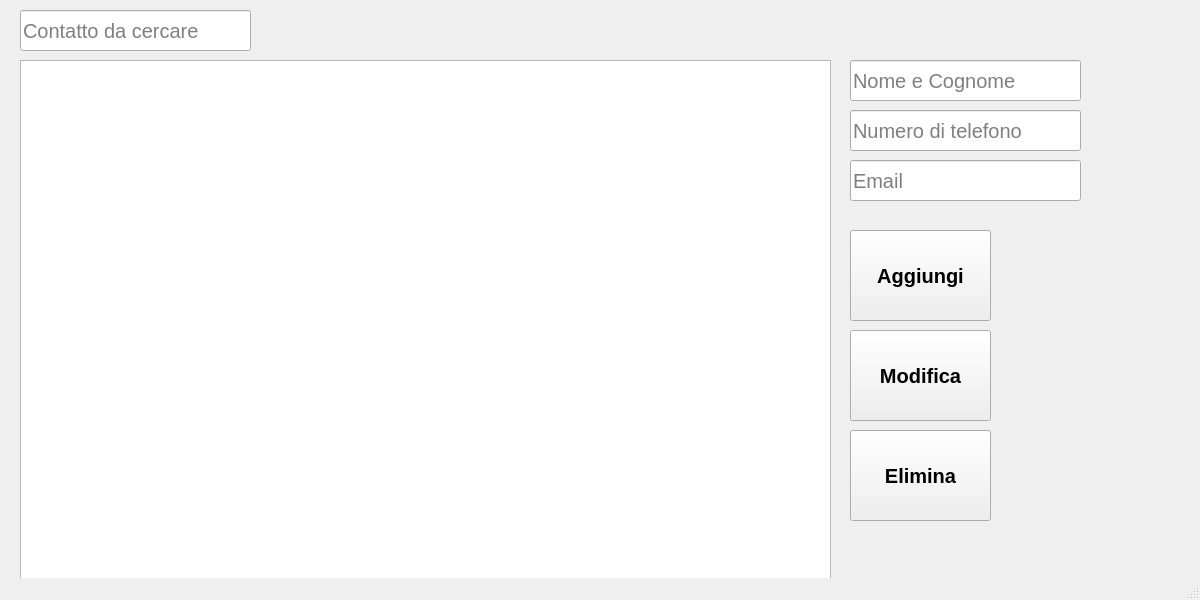
The window that mainwindow.ui (MattiaP7/Rubrica-GUI) describes before a commit, drawn with Qt 5.
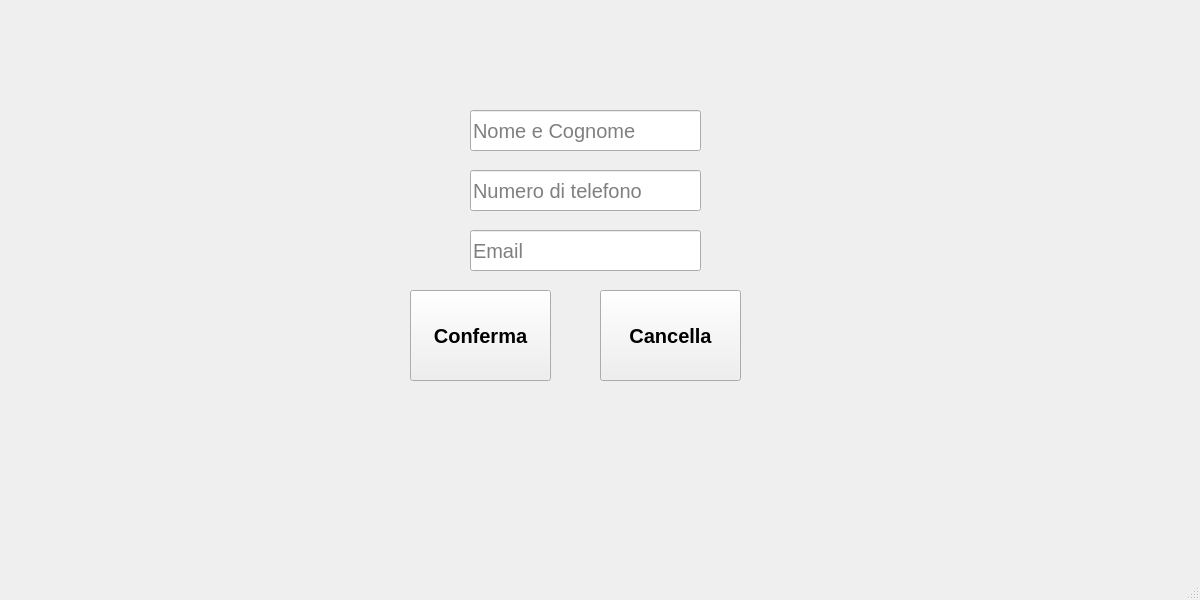
The same window after the commit. The open tabs and pages were chosen to show the change.

```diff
--- a/mainwindow.ui
+++ b/mainwindow.ui
@@ -26,12 +26,61 @@
    <string>Rubrica</string>
   </property>
   <widget class="QWidget" name="centralwidget">
+   <widget class="QStackedWidget" name="stackedWidget">
+    <property name="geometry">
+     <rect>
+      <x>0</x>
+      <y>0</y>
+      <width>1200</width>
+      <height>600</height>
+     </rect>
+    </property>
+    <property name="minimumSize">
+     <size>
+      <width>1200</width>
+      <height>600</height>
+     </size>
+    </property>
+    <property name="maximumSize">
+     <size>
+      <width>1200</width>
+      <height>600</height>
+     </size>
+    </property>
+    <property name="styleSheet">
+     <string/>
+    </property>
+    <property name="currentIndex">
+     <number>0</number>
+    </property>
+    <widget class="QWidget" name="pageHome">
+     <widget class="QLineEdit" name="inputSearch">
+      <property name="geometry">
+       <rect>
+        <x>310</x>
+        <y>0</y>
+        <width>581</width>
+        <height>41</height>
+       </rect>
+      </property>
+      <property name="font">
+       <font>
+        <pointsize>15</pointsize>
+       </font>
+      </property>
+      <property name="styleSheet">
+       <string/>
+      </property>
+      <property name="placeholderText">
+       <string>🔎Cerca</string>
+      </property>
+     </widget>
    <widget class="QPushButton" name="btnAggiungi">
     <property name="geometry">
      <rect>
-      <x>850</x>
-      <y>230</y>
-      <width>141</width>
+        <x>460</x>
+        <y>490</y>
+        <width>280</width>
       <height>91</height>
      </rect>
     </property>
@@ -52,92 +101,13 @@
      <string>Ctrl+P</string>
     </property>
    </widget>
-   <widget class="QPushButton" name="btnElimina">
-    <property name="geometry">
-     <rect>
-      <x>850</x>
-      <y>430</y>
-      <width>141</width>
-      <height>91</height>
-     </rect>
-    </property>
-    <property name="font">
-     <font>
-      <pointsize>15</pointsize>
-      <bold>true</bold>
-     </font>
-    </property>
-    <property name="styleSheet">
-     <string notr="true"/>
-    </property>
-    <property name="text">
-     <string>Elimina</string>
-    </property>
-    <property name="shortcut">
-     <string>Ctrl+D</string>
-    </property>
-   </widget>
-   <widget class="QLineEdit" name="inputNome">
-    <property name="geometry">
-     <rect>
-      <x>850</x>
-      <y>60</y>
-      <width>231</width>
-      <height>41</height>
-     </rect>
-    </property>
-    <property name="font">
-     <font>
-      <pointsize>15</pointsize>
-     </font>
-    </property>
-    <property name="placeholderText">
-     <string>Nome e Cognome</string>
-    </property>
-   </widget>
-   <widget class="QLineEdit" name="inputTelefono">
-    <property name="geometry">
-     <rect>
-      <x>850</x>
-      <y>110</y>
-      <width>231</width>
-      <height>41</height>
-     </rect>
-    </property>
-    <property name="font">
-     <font>
-      <pointsize>15</pointsize>
-     </font>
-    </property>
-    <property name="placeholderText">
-     <string>Numero di telefono</string>
-    </property>
-   </widget>
-   <widget class="QLineEdit" name="inputEmail">
-    <property name="geometry">
-     <rect>
-      <x>850</x>
-      <y>160</y>
-      <width>231</width>
-      <height>41</height>
-     </rect>
-    </property>
-    <property name="font">
-     <font>
-      <pointsize>15</pointsize>
-     </font>
-    </property>
-    <property name="placeholderText">
-     <string>Email</string>
-    </property>
-   </widget>
    <widget class="QTableWidget" name="tableWidget">
     <property name="geometry">
      <rect>
       <x>20</x>
-      <y>60</y>
-      <width>811</width>
-      <height>541</height>
+        <y>50</y>
+        <width>1141</width>
+        <height>431</height>
      </rect>
     </property>
     <property name="font">
@@ -145,16 +115,44 @@
       <pointsize>11</pointsize>
      </font>
     </property>
+      <property name="styleSheet">
+       <string/>
+      </property>
     <property name="editTriggers">
      <set>QAbstractItemView::EditTrigger::NoEditTriggers</set>
     </property>
    </widget>
+     <widget class="QPushButton" name="btnElimina">
+      <property name="geometry">
+       <rect>
+        <x>20</x>
+        <y>490</y>
+        <width>280</width>
+        <height>91</height>
+       </rect>
+      </property>
+      <property name="font">
+       <font>
+        <pointsize>15</pointsize>
+        <bold>true</bold>
+       </font>
+      </property>
+      <property name="styleSheet">
+       <string notr="true"/>
+      </property>
+      <property name="text">
+       <string>Elimina</string>
+      </property>
+      <property name="shortcut">
+       <string>Ctrl+D</string>
+      </property>
+     </widget>
    <widget class="QPushButton" name="btnModifica">
     <property name="geometry">
      <rect>
-      <x>850</x>
-      <y>330</y>
-      <width>141</width>
+        <x>880</x>
+        <y>490</y>
+        <width>280</width>
       <height>91</height>
      </rect>
     </property>
@@ -174,11 +172,19 @@
      <string>Ctrl+M</string>
     </property>
    </widget>
-   <widget class="QLineEdit" name="inputSearch">
+    </widget>
+    <widget class="QWidget" name="pageAdd">
+     <property name="minimumSize">
+      <size>
+       <width>700</width>
+       <height>600</height>
+      </size>
+     </property>
+     <widget class="QLineEdit" name="inputTelefono">
     <property name="geometry">
      <rect>
-      <x>20</x>
-      <y>10</y>
+        <x>480</x>
+        <y>180</y>
       <width>231</width>
       <height>41</height>
      </rect>
@@ -189,8 +195,206 @@
      </font>
     </property>
     <property name="placeholderText">
-     <string>Contatto da cercare</string>
-    </property>
+       <string>Numero di telefono</string>
+      </property>
+     </widget>
+     <widget class="QPushButton" name="btnConferma">
+      <property name="geometry">
+       <rect>
+        <x>400</x>
+        <y>300</y>
+        <width>141</width>
+        <height>91</height>
+       </rect>
+      </property>
+      <property name="font">
+       <font>
+        <family>Segoe UI</family>
+        <pointsize>15</pointsize>
+        <bold>true</bold>
+       </font>
+      </property>
+      <property name="styleSheet">
+       <string notr="true"/>
+      </property>
+      <property name="text">
+       <string>Conferma</string>
+      </property>
+      <property name="shortcut">
+       <string>Ctrl+P</string>
+      </property>
+     </widget>
+     <widget class="QLineEdit" name="inputEmail">
+      <property name="geometry">
+       <rect>
+        <x>480</x>
+        <y>240</y>
+        <width>231</width>
+        <height>41</height>
+       </rect>
+      </property>
+      <property name="font">
+       <font>
+        <pointsize>15</pointsize>
+       </font>
+      </property>
+      <property name="placeholderText">
+       <string>Email</string>
+      </property>
+     </widget>
+     <widget class="QLineEdit" name="inputNome">
+      <property name="geometry">
+       <rect>
+        <x>480</x>
+        <y>120</y>
+        <width>231</width>
+        <height>41</height>
+       </rect>
+      </property>
+      <property name="font">
+       <font>
+        <pointsize>15</pointsize>
+       </font>
+      </property>
+      <property name="placeholderText">
+       <string>Nome e Cognome</string>
+      </property>
+     </widget>
+     <widget class="QPushButton" name="btnCancel">
+      <property name="geometry">
+       <rect>
+        <x>610</x>
+        <y>300</y>
+        <width>141</width>
+        <height>91</height>
+       </rect>
+      </property>
+      <property name="font">
+       <font>
+        <family>Segoe UI</family>
+        <pointsize>15</pointsize>
+        <bold>true</bold>
+       </font>
+      </property>
+      <property name="styleSheet">
+       <string notr="true"/>
+      </property>
+      <property name="text">
+       <string>Cancella</string>
+      </property>
+      <property name="shortcut">
+       <string>Ctrl+P</string>
+      </property>
+     </widget>
+    </widget>
+    <widget class="QWidget" name="pageChange">
+     <widget class="QLineEdit" name="inputNome_2">
+      <property name="geometry">
+       <rect>
+        <x>470</x>
+        <y>110</y>
+        <width>231</width>
+        <height>41</height>
+       </rect>
+      </property>
+      <property name="font">
+       <font>
+        <pointsize>15</pointsize>
+       </font>
+      </property>
+      <property name="placeholderText">
+       <string>Nome e Cognome</string>
+      </property>
+     </widget>
+     <widget class="QLineEdit" name="inputTelefono_2">
+      <property name="geometry">
+       <rect>
+        <x>470</x>
+        <y>170</y>
+        <width>231</width>
+        <height>41</height>
+       </rect>
+      </property>
+      <property name="font">
+       <font>
+        <pointsize>15</pointsize>
+       </font>
+      </property>
+      <property name="placeholderText">
+       <string>Numero di telefono</string>
+      </property>
+     </widget>
+     <widget class="QLineEdit" name="inputEmail_2">
+      <property name="geometry">
+       <rect>
+        <x>470</x>
+        <y>230</y>
+        <width>231</width>
+        <height>41</height>
+       </rect>
+      </property>
+      <property name="font">
+       <font>
+        <pointsize>15</pointsize>
+       </font>
+      </property>
+      <property name="placeholderText">
+       <string>Email</string>
+      </property>
+     </widget>
+     <widget class="QPushButton" name="btnConferma_2">
+      <property name="geometry">
+       <rect>
+        <x>410</x>
+        <y>290</y>
+        <width>141</width>
+        <height>91</height>
+       </rect>
+      </property>
+      <property name="font">
+       <font>
+        <family>Segoe UI</family>
+        <pointsize>15</pointsize>
+        <bold>true</bold>
+       </font>
+      </property>
+      <property name="styleSheet">
+       <string notr="true"/>
+      </property>
+      <property name="text">
+       <string>Conferma</string>
+      </property>
+      <property name="shortcut">
+       <string>Ctrl+P</string>
+      </property>
+     </widget>
+     <widget class="QPushButton" name="btnCancel_2">
+      <property name="geometry">
+       <rect>
+        <x>600</x>
+        <y>290</y>
+        <width>141</width>
+        <height>91</height>
+       </rect>
+      </property>
+      <property name="font">
+       <font>
+        <family>Segoe UI</family>
+        <pointsize>15</pointsize>
+        <bold>true</bold>
+       </font>
+      </property>
+      <property name="styleSheet">
+       <string notr="true"/>
+      </property>
+      <property name="text">
+       <string>Cancella</string>
+      </property>
+      <property name="shortcut">
+       <string>Ctrl+P</string>
+      </property>
+     </widget>
+    </widget>
    </widget>
   </widget>
   <widget class="QMenuBar" name="menubar">
```
Lines whose indentation alone changed are shown as unchanged.
